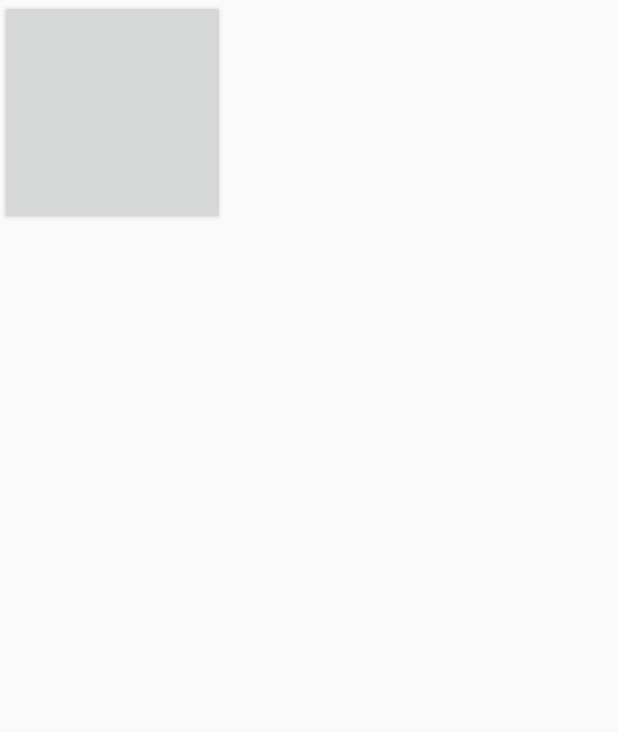
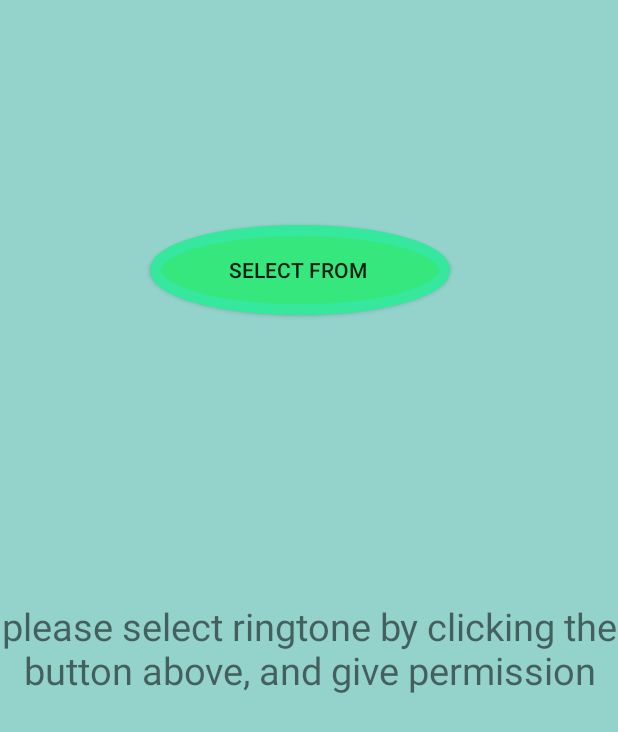
Before and after one commit to AnandBoreda/Location_tracker, an Android app: the RingtonesSave screen opened directly, with no data from a screen before it, on a phone screen of 412 x 824 dp. Shown: the top 732 px of the screen. Run offline under Robolectric (Android 15) with nearby library versions, the phone set to English and light mode, and no system bars; our stand-ins replace AdMob.

Commit message:
color light, traffic lights added. few minor changes to xml files, errors: null

```diff
--- a/app/src/main/java/com/app/locationtracker/BlockedList.java
+++ b/app/src/main/java/com/app/locationtracker/BlockedList.java
@@ -79,7 +79,7 @@
         Intent intent = getIntent();
         String value = intent.getStringExtra("number");
         num.setText(value);
-        Toast.makeText(getBaseContext(),"An error Occurred",Toast.LENGTH_SHORT).show();
+       // Toast.makeText(getBaseContext(),"An error Occurred",Toast.LENGTH_SHORT).show();
 
     }
 }
--- a/app/src/main/java/com/app/locationtracker/MainActivity.java
+++ b/app/src/main/java/com/app/locationtracker/MainActivity.java
@@ -126,8 +126,8 @@
     { finish(); } }
 
     public void start_btn(View view) {
+        startActivity(new Intent(this, Home.class));
         Intertialshow();
-        startActivity(new Intent(this, Home.class));
 
     }
 
--- a/app/src/main/java/com/app/locationtracker/RingtonesSave.java
+++ b/app/src/main/java/com/app/locationtracker/RingtonesSave.java
@@ -19,13 +19,14 @@
 public class RingtonesSave extends AppCompatActivity {
     private InterstitialAd mInterstitialAd;
     AdView mAdView;
-    TextView txtView;
+    TextView txtView,ringtxt;
 
     @Override
     protected void onCreate(Bundle savedInstanceState) {
         super.onCreate(savedInstanceState);
         setContentView(R.layout.activity_ringtones_save);
         txtView = findViewById(R.id.txtView);
+        ringtxt = findViewById(R.id.ringtxt);
 
         MobileAds.initialize(this, "ca-app-pub-3940256099942544/1033173712");
         //ca-app-pub-3940256099942544/8691691433
@@ -83,7 +84,6 @@
     {
         Intertialshow();
     }
-//TODO error : app crashing
     public void files(View view) {
         if (Build.VERSION.SDK_INT >= Build.VERSION_CODES.M) {
             if(Settings.System.canWrite(this)){
@@ -96,12 +96,15 @@
                 intent.putExtra(RingtoneManager.EXTRA_RINGTONE_SHOW_SILENT, false);
                 intent.putExtra(RingtoneManager.EXTRA_RINGTONE_SHOW_DEFAULT, true);
                 startActivityForResult(intent, 999);
+                ringtxt.setText("Ring Tone set successfully, enjoy it when someone calls you");
+                Intertialshow();
             }
             else{
                 //Migrate to Setting write permission screen.
                 Intent intent = new Intent(Settings.ACTION_MANAGE_WRITE_SETTINGS);
                 intent.setData(Uri.parse("package:" + this.getPackageName()));
                 startActivity(intent);
+                Intertialshow();
             }
         }
 //        final Uri currentTone= RingtoneManager.getActualDefaultRingtoneUri(RingtonesSave.this, RingtoneManager.TYPE_ALARM);
--- a/app/src/main/res/layout/activity_dj_lights_main.xml
+++ b/app/src/main/res/layout/activity_dj_lights_main.xml
@@ -16,10 +16,12 @@
 
     <SeekBar
         android:id="@+id/seekBar"
+        android:layout_marginTop="410sp"
         android:layout_width="match_parent"
+        android:background="#00FFCC"
         android:scrollbarStyle="outsideOverlay"
-        android:progressTint="@color/bg"
-        android:backgroundTint="@color/cm"
+        android:layout_marginBottom="300sp"
+        android:progressTint="#FF0000"
         android:layout_height="match_parent" />
 
 </RelativeLayout>
--- a/app/src/main/res/layout/activity_loc_report.xml
+++ b/app/src/main/res/layout/activity_loc_report.xml
@@ -65,6 +65,7 @@
                         android:textSize="19sp"
                         android:typeface="serif"
                         android:textColor="#ffffff"
+                        android:onClick="reportt"
                         android:id="@+id/mail"
                         android:background="@drawable/button_style"
                         android:layout_width="200dp"
--- a/app/src/main/res/layout/activity_ringtones_save.xml
+++ b/app/src/main/res/layout/activity_ringtones_save.xml
@@ -3,6 +3,7 @@
     xmlns:app="http://schemas.android.com/apk/res-auto"
     xmlns:tools="http://schemas.android.com/tools"
     android:layout_width="match_parent"
+    android:background="@color/bg"
     android:layout_height="match_parent"
     tools:context=".RingtonesSave">
     <com.google.android.gms.ads.AdView xmlns:ads="http://schemas.android.com/apk/res-auto"
@@ -13,15 +14,31 @@
         ads:adUnitId="ca-app-pub-3940256099942544/1033173712"/>
     <RelativeLayout
         android:layout_width="match_parent"
+
         android:layout_height="match_parent">
     <Button
-        android:layout_width="150dp"
-        android:layout_height="150dp"
+        android:layout_width="200dp"
+        android:layout_marginTop="150dp"
+        android:text="select from "
+        android:layout_marginLeft="100dp"
+        android:background="@drawable/button_style"
+        android:layout_height="60dp"
         android:onClick="files" />
+
+        <TextView
+            android:layout_width="match_parent"
+            android:id="@+id/ringtxt"
+            android:gravity="center_horizontal|center|center_vertical"
+            android:layout_height="wrap_content"
+            android:layout_marginTop="400dp"
+            android:textSize="25sp"
+            android:text="please select ringtone by clicking the button above, and give permission"
+            />
 
         <TextView
             android:id="@+id/txtView"
             android:layout_marginTop="300dp"
+            android:textSize="25sp"
             android:layout_width="match_parent"
             android:layout_height="wrap_content" />
 
--- a/app/src/main/res/layout/activity_sug_report.xml
+++ b/app/src/main/res/layout/activity_sug_report.xml
@@ -64,6 +64,7 @@
                         android:typeface="serif"
                         android:textColor="#ffffff"
                         android:id="@+id/mail"
+                        android:onClick="sugrepo"
                         android:background="@drawable/button_style"
                         android:layout_width="200dp"
                         android:layout_height="50dp"
```
Also changed, not shown: app/src/main/java/com/app/locationtracker/ColorLightMain.java (+24 -28 lines), app/src/main/java/com/app/locationtracker/LocReport.java (+10 -0 lines), app/src/main/java/com/app/locationtracker/SugReport.java (+12 -0 lines), app/src/main/java/com/app/locationtracker/TrafficLightMain.java (+32 -0 lines), app/src/main/res/layout/activity_traffic_light_main.xml (+10 -0 lines).
